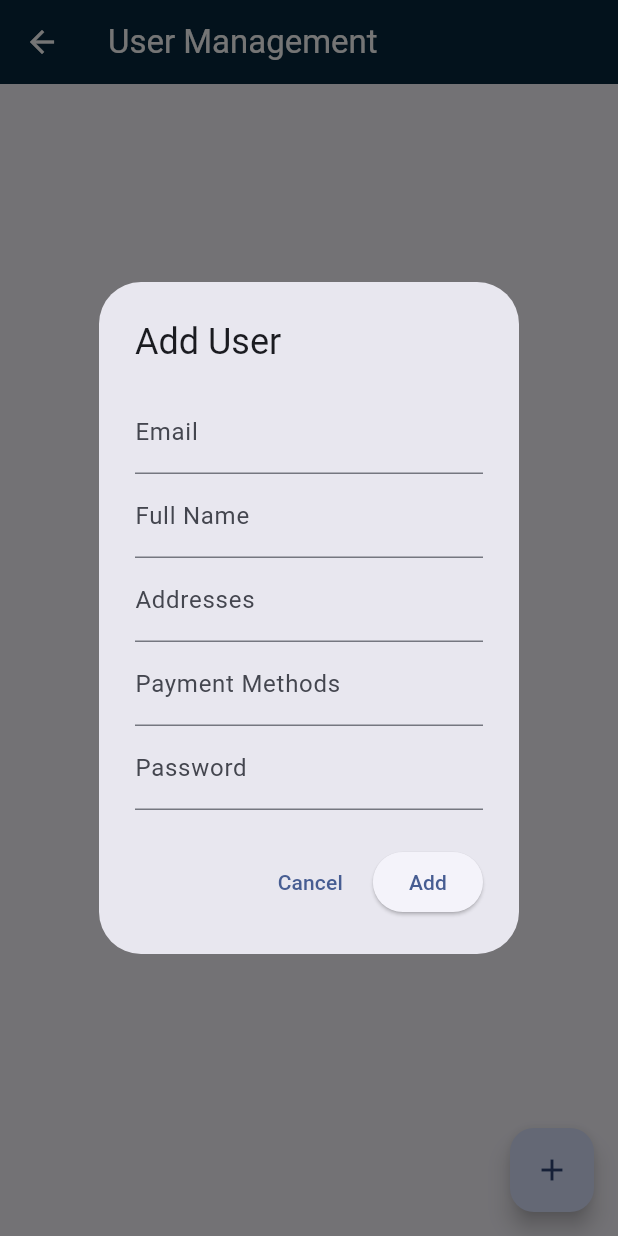
After one commit to Drago78624/bookstore, a Flutter app: the AdminPanel screen opened directly, after a tap on the "add" icon, on a phone screen of 412 x 824 dp. The commit adds this screen. Run offline on Flutter 3.47's test engine with Material 3 defaults, Android fonts, the phone set to English and light mode, and no system bars; our stand-ins replace badges, carousel_slider, cloud_firestore, firebase_auth, firebase_core, flutter_credit_card and 5 more; accounts and stored records are empty; network calls fail.

Commit message:
admin panel started

```diff
--- /dev/null
+++ b/lib/controllers/admin/users_controller.dart
@@ -0,0 +1,101 @@
+import 'package:cloud_firestore/cloud_firestore.dart';
+import 'package:get/get.dart';
+
+class UserController extends GetxController {
+  final FirebaseFirestore _firestore = FirebaseFirestore.instance;
+  CollectionReference get _usersCollection => _firestore.collection('users');
+
+  RxList<User> _users = RxList<User>([]);
+  List<User> get users => _users;
+
+  @override
+  void onInit() {
+    super.onInit();
+    _fetchUsers();
+  }
+
+  Future<void> _fetchUsers() async {
+    try {
+      final snapshot = await _usersCollection.get();
+      final fetchedUsers =
+          snapshot.docs.map((doc) => User.fromDocument(doc)).toList();
+      _users.assignAll(fetchedUsers);
+    } catch (error) {
+      // Handle errors appropriately, e.g., display error messages
+      print(error);
+      rethrow; // Rethrow to allow top-level error handling
+    }
+  }
+
+  Future<void> addUser(User user) async {
+    try {
+      await _usersCollection.add(user.toJson());
+      _users.add(user);
+      update();
+    } catch (error) {
+      // Handle errors appropriately
+    }
+  }
+
+  Future<void> updateUser(User updatedUser) async {
+    try {
+      final docId = updatedUser.id;
+      await _usersCollection.doc(docId).update(updatedUser.toJson());
+      final index = _users.indexWhere((user) => user.id == docId);
+      if (index != -1) {
+        _users[index] = updatedUser;
+        update();
+      }
+    } catch (error) {
+      // Handle errors appropriately
+    }
+  }
+
+  Future<void> deleteUser(String userId) async {
+    try {
+      await _usersCollection.doc(userId).delete();
+      _users.removeWhere((user) => user.id == userId);
+      update();
+    } catch (error) {
+      // Handle errors appropriately
+    }
+  }
+}
+
+class User {
+  final String id;
+  String email;
+  String fullName;
+  List<String> addresses;
+  List<String> paymentMethods;
+  String? password;
+
+  User({
+    required this.id,
+    required this.email,
+    required this.fullName,
+    required this.addresses,
+    required this.paymentMethods,
+    this.password,
+  });
+
+  Map<String, dynamic> toJson() => {
+        'id': id,
+        'email': email,
+        'fullName': fullName,
+        'addresses': addresses,
+        'paymentMethods': paymentMethods,
+        'password': password,
+      };
+
+  static User fromDocument(DocumentSnapshot doc) {
+    return User(
+      id: doc.id,
+      email: doc['email'],
+      fullName: doc['fullName'],
+      addresses: (doc['addresses'] as List<dynamic>).cast<String>(),
+      paymentMethods: (doc['paymentMethods'] as List<dynamic>).cast<String>(),
+      password: doc['password'],
+    );
+  }
+}
--- a/lib/main.dart
+++ b/lib/main.dart
@@ -1,4 +1,5 @@
 import 'package:bookstore/book_store_app.dart';
+import 'package:bookstore/controllers/admin/users_controller.dart';
 import 'package:bookstore/controllers/cart_controller.dart';
 import 'package:bookstore/controllers/payment_methods_controller.dart';
 import 'package:firebase_core/firebase_core.dart';
@@ -17,6 +18,7 @@ Future<void> main() async {
   );
   Get.lazyPut(() => CartController());
   Get.lazyPut(() => PaymentMethodsController());
+  Get.lazyPut(() => UserController());
   runApp(
     const BookStoreApp(),
   );
--- /dev/null
+++ b/lib/screens/admin_panel.dart
@@ -0,0 +1,210 @@
+import 'package:bookstore/controllers/admin/users_controller.dart';
+import 'package:flutter/cupertino.dart';
+import 'package:flutter/material.dart';
+import 'package:get/get.dart';
+
+class AdminPanel extends StatefulWidget {
+  const AdminPanel({super.key});
+
+  @override
+  State<AdminPanel> createState() => _AdminPanelState();
+}
+
+class _AdminPanelState extends State<AdminPanel> {
+  final UserController userController = Get.put(UserController());
+  @override
+  Widget build(BuildContext context) {
+    return Scaffold(
+      appBar: AppBar(
+        title: Text('User Management'),
+      ),
+      body: Obx(
+        () => ListView.builder(
+          itemCount: userController.users.length,
+          itemBuilder: (context, index) {
+            final user = userController.users[index];
+            return UserCard(user: user);
+          },
+        ),
+      ),
+      floatingActionButton: FloatingActionButton(
+        onPressed: () => _showAddUserDialog(),
+        child: Icon(Icons.add),
+      ),
+    );
+  }
+
+  Future<void> _showAddUserDialog() async {
+    final _formKey = GlobalKey<FormState>();
+    final userController = Get.find<UserController>();
+
+    User _newUser = User(
+      id: '',
+      email: '',
+      fullName: '',
+      addresses: [],
+      paymentMethods: [],
+      password: '',
+    );
+
+    return Get.dialog(
+      AlertDialog(
+        title: Text('Add User'),
+        content: Form(
+          key: _formKey,
+          child: Column(
+            mainAxisSize: MainAxisSize.min,
+            children: [
+              TextFormField(
+                initialValue: _newUser.email, // Use initialValue for editing
+                decoration: InputDecoration(labelText: 'Email'),
+                validator: (value) {
+                  if (value == null || value.isEmpty) {
+                    return 'Email is required';
+                  }
+                  if (!value.contains('@')) {
+                    return 'Invalid email address';
+                  }
+                  return null;
+                },
+                onSaved: (value) => _newUser.email = value!,
+              ),
+              TextFormField(
+                initialValue: _newUser.fullName,
+                decoration: InputDecoration(labelText: 'Full Name'),
+                validator: (value) {
+                  if (value == null || value.isEmpty) {
+                    return 'Full name is required';
+                  }
+                  return null;
+                },
+                onSaved: (value) => _newUser.fullName = value!,
+              ),
+              // Addresses (consider using a list builder for multiple fields)
+              TextFormField(
+                initialValue: _newUser.addresses
+                    .join(', '), // Combine addresses for display
+                decoration: InputDecoration(labelText: 'Addresses'),
+                validator: (value) {
+                  if (value == null || value.isEmpty) {
+                    return 'At least one address is required';
+                  }
+                  return null;
+                },
+                onSaved: (value) =>
+                    _newUser.addresses = value!.split(', '), // Split into list
+              ),
+              // Payment Methods (consider using a list builder or dropdown)
+              TextFormField(
+                initialValue:
+                    _newUser.paymentMethods.join(', '), // Combine for display
+                decoration: InputDecoration(labelText: 'Payment Methods'),
+                validator: (value) {
+                  // Add validation if needed, e.g., ensuring specific formats
+                  return null;
+                },
+                onSaved: (value) => _newUser.paymentMethods =
+                    value!.split(', '), // Split into list
+              ),
+              // Password (consider using a secure input widget)
+              TextFormField(
+                initialValue: _newUser.password,
+                obscureText: true,
+                decoration: InputDecoration(labelText: 'Password'),
+                validator: (value) {
+                  if (value == null || value.isEmpty) {
+                    return 'Password is required';
+                  }
+                  // Add additional password strength validation if needed
+                  return null;
+                },
+                onSaved: (value) => _newUser.password = value!,
+              ),
+            ],
+          ),
+        ),
+        actions: [
+          TextButton(
+            onPressed: () => Get.back(),
+            child: Text('Cancel'),
+          ),
+          ElevatedButton(
+            onPressed: () async {
+              if (_formKey.currentState!.validate()) {
+                try {
+                  await userController.addUser(_newUser);
+                  Get.back(); // Close dialog on success
+                  Get.snackbar('User Added', 'User added successfully');
+                } catch (error) {
+                  // Handle errors
+                  Get.snackbar('Error', 'Failed to add user: $error');
+                }
+              }
+            },
+            child: Text('Add'),
+          ),
+        ],
+      ),
+    );
+  }
+}
+
+class UserCard extends StatelessWidget {
+  final User user;
+
+  const UserCard({required this.user});
+
+  @override
+  Widget build(BuildContext context) {
+    return Card(
+      child: ListTile(
+        title: Text(user.fullName),
+        subtitle: Text(user.email),
+        trailing: Row(
+          mainAxisSize: MainAxisSize.min,
+          children: [
+            // Edit button
+            IconButton(
+              // onPressed: () => _showEditUserDialog(user),
+              onPressed: () {},
+              icon: Icon(Icons.edit),
+            ),
+            // Delete button (with admin-specific logic)
+            IconButton(
+              onPressed: () => _confirmDeleteUser(user),
+              icon: Icon(Icons.delete),
+            ),
+          ],
+        ),
+      ),
+    );
+  }
+
+  Future<void> _confirmDeleteUser(User user) async {
+    final userController = Get.find<UserController>();
+    return Get.dialog(
+      AlertDialog(
+        title: Text('Delete User'),
+        content: Text('Are you sure you want to delete ${user.fullName}?'),
+        actions: [
+          TextButton(
+            onPressed: () => Get.back(),
+            child: Text('Cancel'),
+          ),
+          ElevatedButton(
+            onPressed: () async {
+              try {
+                await userController.deleteUser(user.id);
+                Get.back(); // Close dialog on success
+                Get.snackbar('User Deleted', 'User deleted successfully');
+              } catch (error) {
+                Get.snackbar('Error', 'Failed to delete user: $error');
+              }
+            },
+            child: Text('Delete'),
+          ),
+        ],
+      ),
+    );
+  }
+}
--- /dev/null
+++ b/lib/widgets/admin/user_dialogs.dart
@@ -0,0 +1,83 @@
+import 'package:bookstore/controllers/admin/users_controller.dart';
+import 'package:flutter/cupertino.dart';
+import 'package:flutter/material.dart';
+import 'package:get/get.dart';
+
+Future<void> _showAddUserDialog() async {
+  final _formKey = GlobalKey<FormState>();
+  final userController = Get.find<UserController>();
+
+  User _newUser = User(
+    id: '',
+    email: '',
+    fullName: '',
+    addresses: [],
+    paymentMethods: [],
+    password: '',
+  );
+
+  return Get.dialog(
+    AlertDialog(
+      title: Text('Add User'),
+      content: Form(
+        key: _formKey,
+        child: Column(
+          mainAxisSize: MainAxisSize.min,
+          children: [
+            // Form fields for user data (email, fullName, etc.)
+            // ...
+          ],
+        ),
+      ),
+      actions: [
+        TextButton(
+          onPressed: () => Get.back(),
+          child: Text('Cancel'),
+        ),
+        ElevatedButton(
+          onPressed: () async {
+            if (_formKey.currentState!.validate()) {
+              try {
+                await userController.addUser(_newUser);
+                Get.back(); // Close dialog on success
+                Get.snackbar('User Added', 'User added successfully');
+              } catch (error) {
+                // Handle errors
+                Get.snackbar('Error', 'Failed to add user: $error');
+              }
+            }
+          },
+          child: Text('Add'),
+        ),
+      ],
+    ),
+  );
+}
+
+Future<void> _confirmDeleteUser(User user) async {
+  final userController = Get.find<UserController>();
+  return Get.dialog(
+    AlertDialog(
+      title: Text('Delete User'),
+      content: Text('Are you sure you want to delete ${user.fullName}?'),
+      actions: [
+        TextButton(
+          onPressed: () => Get.back(),
+          child: Text('Cancel'),
+        ),
+        ElevatedButton(
+          onPressed: () async {
+            try {
+              await userController.deleteUser(user.id);
+              Get.back(); // Close dialog on success
+              Get.snackbar('User Deleted', 'User deleted successfully');
+            } catch (error) {
+              Get.snackbar('Error', 'Failed to delete user: $error');
+            }
+          },
+          child: Text('Delete'),
+        ),
+      ],
+    ),
+  );
+}
--- a/pubspec.yaml
+++ b/pubspec.yaml
@@ -49,6 +49,7 @@ dependencies:
   uuid: ^4.3.3
   getwidget: ^4.0.0
   flutter_credit_card: ^4.0.1
+  flutter_admin_scaffold: ^1.2.0
 
 dev_dependencies:
   flutter_test:
```
Also changed, not shown: lib/controllers/reviews_controller.dart (+42 -7 lines), lib/models/review.dart (+4 -4 lines), lib/models/user.dart (+8 -7 lines), lib/screens/add_review.dart (added, +109 -0 lines), lib/screens/book_details.dart (+64 -7 lines), lib/screens/user_profile.dart (+26 -6 lines), pubspec.lock, 1 other file.
